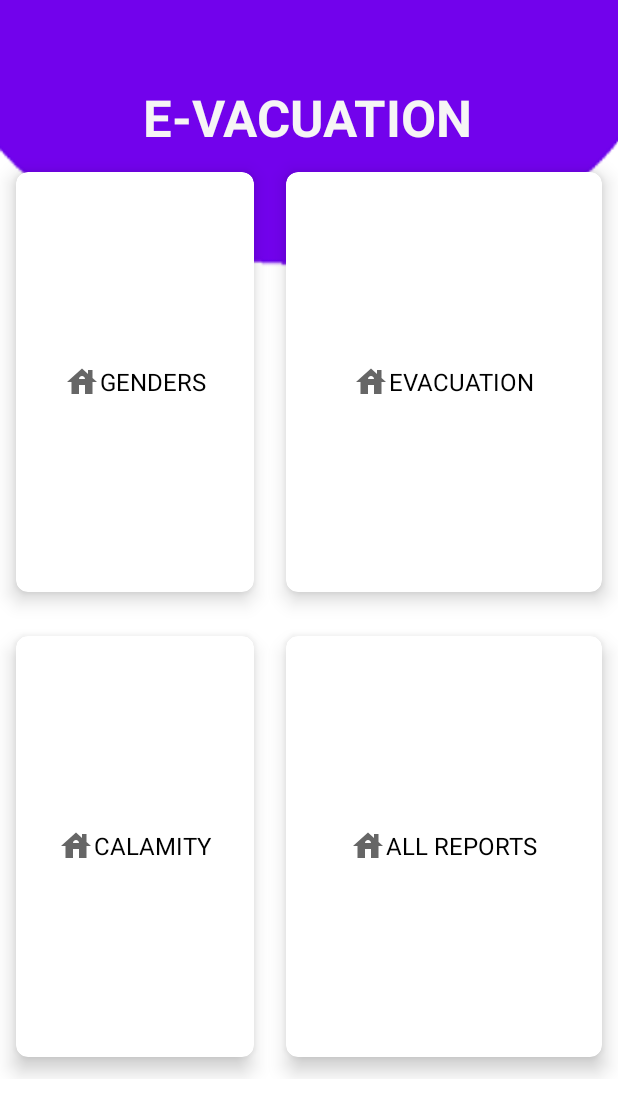
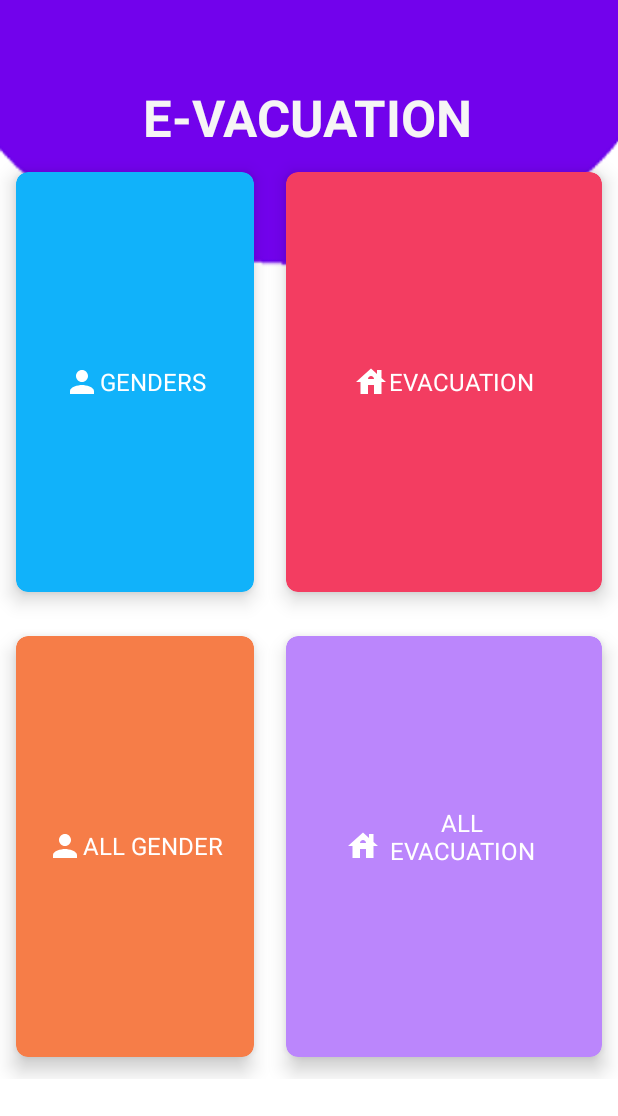
Before and after one commit to EarlFrancis123/FINALCAPSTONEREPOSITORY2, an Android app: the StaffViewReportsActivity screen opened directly, with no data from a screen before it, on a phone screen of 412 x 824 dp. Shown: the top 1116 px of the screen. Run offline under Robolectric (Android 15) with nearby library versions, the phone set to English and light mode, and no system bars.

Commit message:
05/13/2022

```diff
--- a/app/src/main/java/com/evacuationapp/finalevacuationapp/AddPlacesFragment.java
+++ b/app/src/main/java/com/evacuationapp/finalevacuationapp/AddPlacesFragment.java
@@ -149,6 +149,8 @@ public class AddPlacesFragment extends Fragment {
         btnSave.setOnClickListener(new View.OnClickListener() {
             @Override
             public void onClick(View view) {
+
+
                 Places places=new Places();
                 //  List<Places> placesList=new ArrayList<>();
                 places.setEvacuationName(evacuationName.getText().toString());
--- a/app/src/main/java/com/evacuationapp/finalevacuationapp/AddPlacesFragmentEvacuee.java
+++ b/app/src/main/java/com/evacuationapp/finalevacuationapp/AddPlacesFragmentEvacuee.java
@@ -188,6 +188,11 @@ public class AddPlacesFragmentEvacuee extends Fragment {
             public void onClick(View view) {
                 Places places1 = new Places();
                 //  List<Places> placesList=new ArrayList<>();
+
+
+
+
+
                 places1.setFirstName(firstName.getText().toString());
                 places1.setLastName(lastName.getText().toString());
                 places1.setMiddleName(middleName.getText().toString());
@@ -208,6 +213,7 @@ public class AddPlacesFragmentEvacuee extends Fragment {
                 databaseReference.addValueEventListener(new ValueEventListener() {
                     @Override
                     public void onDataChange(@NonNull DataSnapshot snapshot) {
+
                         databaseReference.setValue(places1);
                         Toast.makeText(getActivity(), "Dara Added Successfully", Toast.LENGTH_SHORT).show();
                         firstName.setText("");
--- /dev/null
+++ b/app/src/main/res/drawable/ic_baseline_evacuation_white.xml
@@ -0,0 +1,5 @@
+<vector android:height="24dp" android:tint="#FFFFFF"
+    android:viewportHeight="24" android:viewportWidth="24"
+    android:width="24dp" xmlns:android="http://schemas.android.com/apk/res/android">
+    <path android:fillColor="@android:color/white" android:pathData="M19,9.3V4h-3v2.6L12,3L2,12h3v8h5v-6h4v6h5v-8h3L19,9.3zM10,10c0,-1.1 0.9,-2 2,-2s2,0.9 2,2H10z"/>
+</vector>
--- /dev/null
+++ b/app/src/main/res/drawable/ic_baseline_gender_white.xml
@@ -0,0 +1,5 @@
+<vector android:height="24dp" android:tint="#FFFFFF"
+    android:viewportHeight="24" android:viewportWidth="24"
+    android:width="24dp" xmlns:android="http://schemas.android.com/apk/res/android">
+    <path android:fillColor="@android:color/white" android:pathData="M12,12c2.21,0 4,-1.79 4,-4s-1.79,-4 -4,-4 -4,1.79 -4,4 1.79,4 4,4zM12,14c-2.67,0 -8,1.34 -8,4v2h16v-2c0,-2.66 -5.33,-4 -8,-4z"/>
+</vector>
--- a/app/src/main/res/layout/activity_staff_view_reports.xml
+++ b/app/src/main/res/layout/activity_staff_view_reports.xml
@@ -46,7 +46,8 @@
             android:layout_gravity="fill"
             app:cardCornerRadius="8dp"
             app:cardElevation="8dp"
-            app:cardUseCompatPadding="true">
+            app:cardUseCompatPadding="true"
+            app:cardBackgroundColor="@color/skyblue">
 
             <LinearLayout
                 android:layout_width="wrap_content"
@@ -57,13 +58,13 @@
                 <ImageView
                     android:layout_width="wrap_content"
                     android:layout_height="wrap_content"
-                    android:src="@drawable/ic_baseline_center_name" />
+                    android:src="@drawable/ic_baseline_gender_white" />
 
                 <TextView
                     android:layout_width="wrap_content"
                     android:layout_height="wrap_content"
                     android:text="GENDERS"
-                    android:textColor="@color/black"
+                    android:textColor="@color/white"
                     android:textSize="16sp" />
 
 
@@ -82,7 +83,9 @@
             android:layout_gravity="fill"
             app:cardCornerRadius="8dp"
             app:cardElevation="8dp"
-            app:cardUseCompatPadding="true">
+            app:cardUseCompatPadding="true"
+            app:cardBackgroundColor="@color/red"
+            >
 
             <LinearLayout
                 android:layout_width="wrap_content"
@@ -93,13 +96,13 @@
                 <ImageView
                     android:layout_width="wrap_content"
                     android:layout_height="wrap_content"
-                    android:src="@drawable/ic_baseline_center_name" />
+                    android:src="@drawable/ic_baseline_evacuation_white"/>
 
                 <TextView
                     android:layout_width="wrap_content"
                     android:layout_height="wrap_content"
                     android:text="EVACUATION"
-                    android:textColor="@color/black"
+                    android:textColor="@color/white"
                     android:textSize="16sp" />
 
 
@@ -118,7 +121,9 @@
             android:layout_gravity="fill"
             app:cardCornerRadius="8dp"
             app:cardElevation="8dp"
-            app:cardUseCompatPadding="true">
+            app:cardUseCompatPadding="true"
+            app:cardBackgroundColor="@color/orange"
+            >
 
             <LinearLayout
                 android:layout_width="wrap_content"
@@ -129,13 +134,13 @@
                 <ImageView
                     android:layout_width="wrap_content"
                     android:layout_height="wrap_content"
-                    android:src="@drawable/ic_baseline_center_name" />
+                    android:src="@drawable/ic_baseline_gender_white" />
 
                 <TextView
                     android:layout_width="wrap_content"
                     android:layout_height="wrap_content"
-                    android:text="CALAMITY"
-                    android:textColor="@color/black"
+                    android:text="ALL GENDER"
+                    android:textColor="@color/white"
                     android:textSize="16sp" />
 
 
@@ -154,7 +159,9 @@
             android:layout_gravity="fill"
             app:cardCornerRadius="8dp"
             app:cardElevation="8dp"
-            app:cardUseCompatPadding="true">
+            app:cardUseCompatPadding="true"
+            app:cardBackgroundColor="@color/purple_200"
+            >
 
             <LinearLayout
                 android:layout_width="wrap_content"
@@ -165,13 +172,14 @@
                 <ImageView
                     android:layout_width="wrap_content"
                     android:layout_height="wrap_content"
-                    android:src="@drawable/ic_baseline_center_name" />
+                    android:src="@drawable/ic_baseline_evacuation_white" />
 
                 <TextView
-                    android:layout_width="wrap_content"
-                    android:layout_height="wrap_content"
-                    android:text="ALL REPORTS"
-                    android:textColor="@color/black"
+                    android:layout_width="108dp"
+                    android:layout_height="53dp"
+                    android:text="ALL EVACUATION"
+                    android:textAlignment="center"
+                    android:textColor="@color/white"
                     android:textSize="16sp" />
 
 
--- a/app/src/main/res/values/colors.xml
+++ b/app/src/main/res/values/colors.xml
@@ -10,5 +10,6 @@
     <color name="orange">#F67D48</color>
     <color name="dark_blue">#152C4E</color>
     <color name="skyblue">#11B2FA</color>
+    <color name="red">#F33D61</color>
 
 </resources>
```
Also changed, not shown: app/src/main/java/com/evacuationapp/finalevacuationapp/StaffViewReportsActivityEvacuation.java (+9 -6 lines), app/src/main/java/com/evacuationapp/finalevacuationapp/StaffViewReportsActivityMaleAndFemale.java (+7 -5 lines), app/src/main/res/layout/activity_staff_view_reports_evacuation.xml (+73 -0 lines), app/src/main/res/layout/activity_staff_view_reports_male_and_female.xml (+49 -0 lines).
